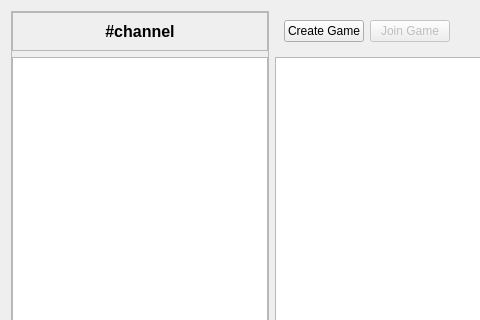
The window that apps/taf-cpp-client/games/GamesWidget.ui (ta-forever/taftoolbox) describes before a commit, drawn with Qt 5; both pictures show x 0 to 480 and y 0 to 320 of the 966 by 679 pixel window.
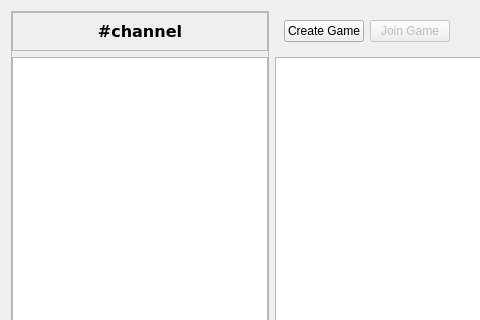
The same window after the commit.

```diff
--- a/apps/taf-cpp-client/games/GamesWidget.ui
+++ b/apps/taf-cpp-client/games/GamesWidget.ui
@@ -258,7 +258,7 @@
           <widget class="QLabel" name="chatChannelLabel">
            <property name="font">
             <font>
-             <family>Segoe UI</family>
+             <family>DejaVu Sans</family>
              <pointsize>12</pointsize>
              <weight>75</weight>
              <bold>true</bold>
```
